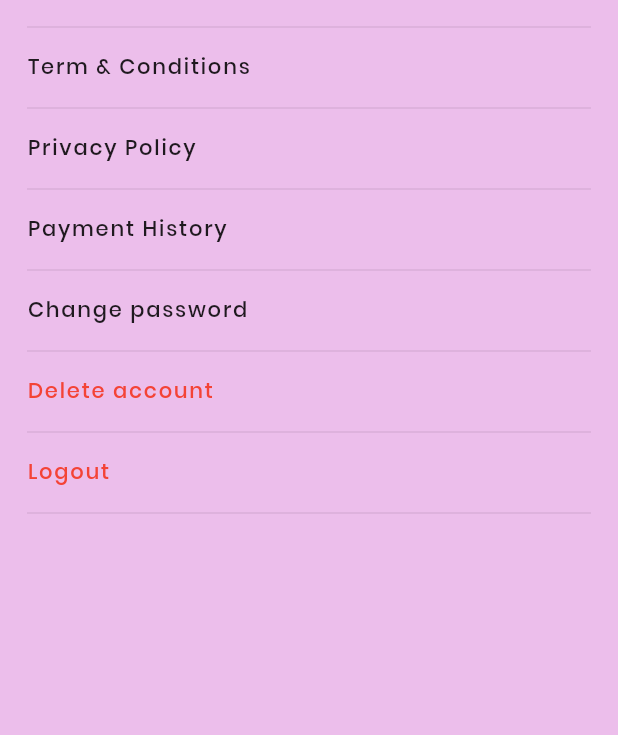
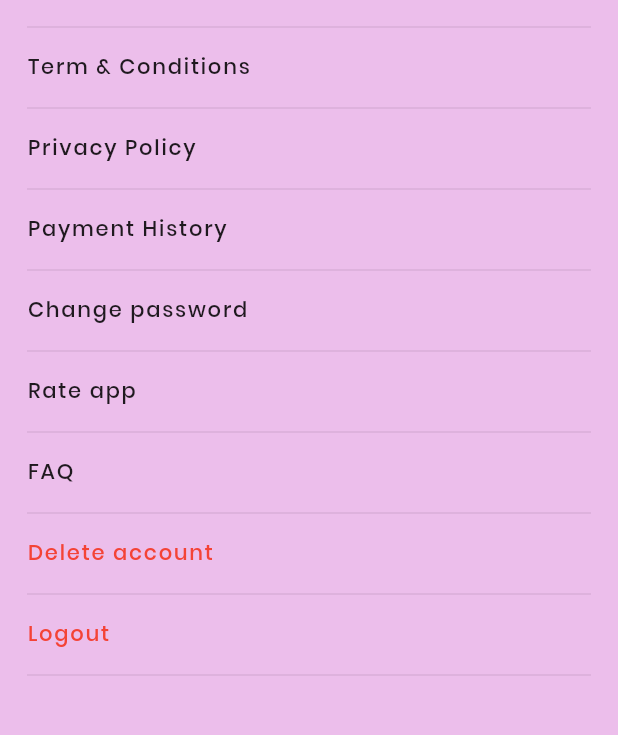
Before and after one commit to AneeqShah/K24-kartenlegen, a Flutter app: the ProfileView screen opened directly, on a phone screen of 412 x 824 dp, the part 255-990 px from its top. Run offline on Flutter 3.47's test engine with Material 2 defaults, Android fonts, the phone set to English and light mode, and no system bars; our stand-ins replace cached_network_image, cloud_firestore, firebase_auth, firebase_core, firebase_storage, flutter_spinkit and 5 more; missing offline and left inert: flutter_stripe; accounts and stored records are empty.

Commit message:
changes done

```diff
--- a/lib/presentation/views/chatting/layout/chatting_body.dart
+++ b/lib/presentation/views/chatting/layout/chatting_body.dart
@@ -81,7 +81,6 @@ class _ChatViewBodyState extends State<ChatViewBody> {
             },
           ),
         ),
-        ButtomButton(),
       ],
     );
   }
--- a/lib/presentation/views/product_view/layout/product_body.dart
+++ b/lib/presentation/views/product_view/layout/product_body.dart
@@ -90,7 +90,7 @@ class _ProductBodyState extends State<ProductBody> {
                   )
                 : Container(),
             Container(
-              height: MediaQuery.of(context).size.height * 0.5,
+              height: MediaQuery.of(context).size.height * 0.7,
               width: MediaQuery.of(context).size.width,
               child: ListView.builder(
                   itemCount: allProducts.length,
--- a/lib/presentation/views/profile/layout/profile_body.dart
+++ b/lib/presentation/views/profile/layout/profile_body.dart
@@ -144,6 +144,26 @@ class _ProfileBodyState extends State<ProfileBody> {
             height: 10,
           ),
           CustomText(
+            text: 'Rate app',
+          ),
+          const SizedBox(
+            height: 10,
+          ),
+          const Divider(),
+          const SizedBox(
+            height: 10,
+          ),
+          CustomText(
+            text: 'FAQ',
+          ),
+          const SizedBox(
+            height: 10,
+          ),
+          const Divider(),
+          const SizedBox(
+            height: 10,
+          ),
+          CustomText(
             text: 'Delete account',
             color: Colors.red,
           ),
--- a/lib/presentation/views/update_profile/layout/update_body.dart
+++ b/lib/presentation/views/update_profile/layout/update_body.dart
@@ -168,8 +168,8 @@ class _UpdateProfileBodyState extends State<UpdateProfileBody> {
                             final DateTime? picked = await showDatePicker(
                                 context: context,
                                 initialDate: selectedDate,
-                                firstDate: DateTime(2015, 8),
-                                lastDate: DateTime(2101));
+                                firstDate: DateTime(1800, 8),
+                                lastDate: DateTime.now());
                             if (picked != null && picked != selectedDate) {
                               setState(() {
                                 selectedDate = picked;
```
Also changed, not shown: lib/presentation/views/home/layout/home_body.dart (+10 -8 lines), lib/presentation/views/product_detail/layout/product_detail_body.dart (+8 -16 lines), lib/presentation/views/splash/layout/splash_body.dart (+3 -4 lines), assets/images/tranparentLogo.png (added), 2 other files.
